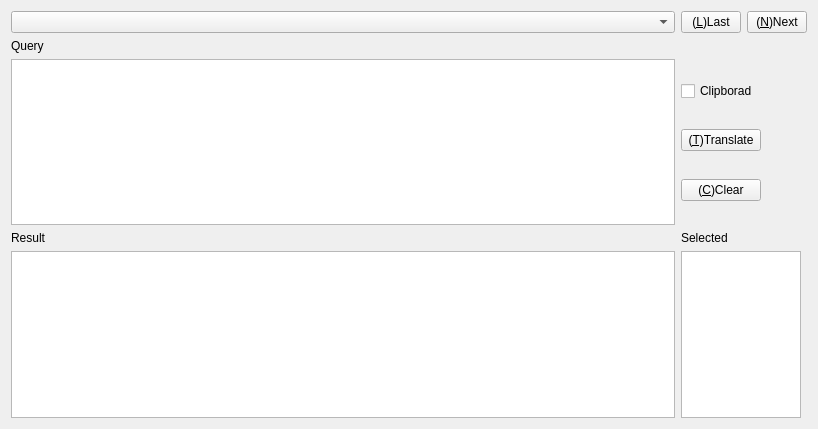
First picture: the form in PaperTranUI.ui, repository lkjie/paper-translator, before the edit.
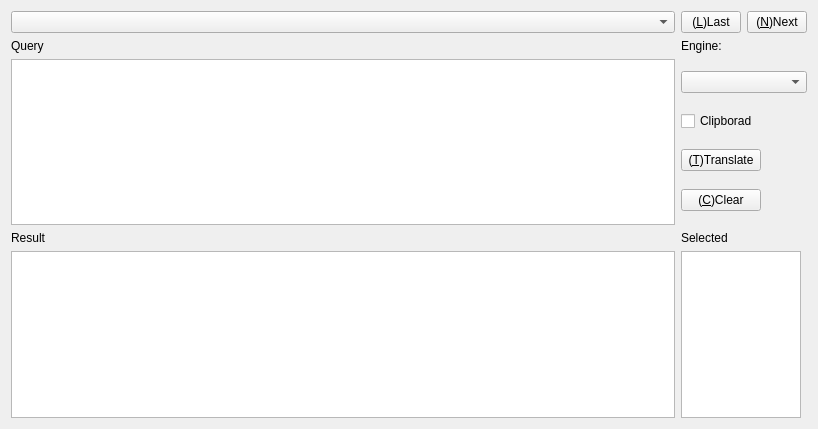
Second picture: the form after the edit.

```diff
--- a/PaperTranUI.ui
+++ b/PaperTranUI.ui
@@ -49,6 +49,19 @@
      </item>
      <item row="4" column="1">
       <layout class="QVBoxLayout" name="verticalLayout_1">
+       <item>
+        <widget class="QComboBox" name="comboBox_2">
+         <property name="maximumSize">
+          <size>
+           <width>16777215</width>
+           <height>16777215</height>
+          </size>
+         </property>
+         <property name="editable">
+          <bool>false</bool>
+         </property>
+        </widget>
+       </item>
        <item>
         <widget class="QCheckBox" name="checkBox">
          <property name="text">
@@ -168,6 +181,19 @@
        </property>
       </widget>
      </item>
+     <item row="3" column="1">
+      <widget class="QLabel" name="label_4">
+       <property name="maximumSize">
+        <size>
+         <width>16777215</width>
+         <height>16777215</height>
+        </size>
+       </property>
+       <property name="text">
+        <string>Engine:</string>
+       </property>
+      </widget>
+     </item>
     </layout>
    </item>
   </layout>
```
